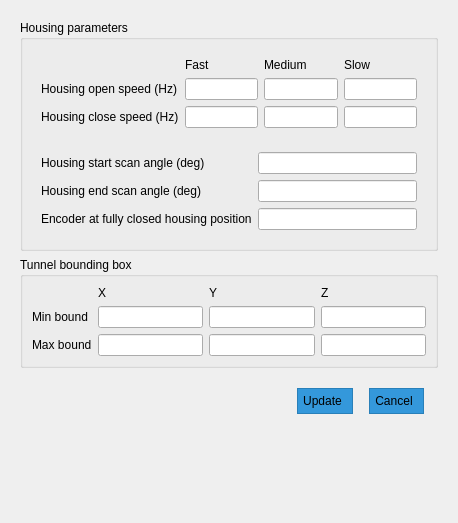
Above: qt5_ui/setting_page.ui from jacondv/intelijet_v2 before the change. Below: the same form after it.
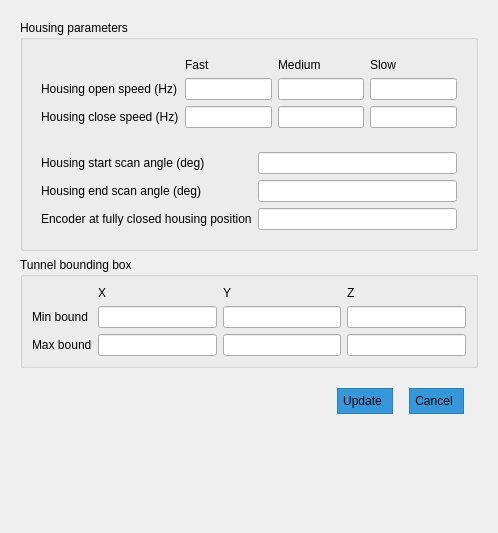
That is the form after the change.

Patch:
```diff
--- a/qt5_ui/setting_page.ui
+++ b/qt5_ui/setting_page.ui
@@ -6,8 +6,8 @@
    <rect>
     <x>0</x>
     <y>0</y>
-    <width>458</width>
-    <height>523</height>
+    <width>498</width>
+    <height>533</height>
    </rect>
   </property>
   <property name="minimumSize">
@@ -18,7 +18,7 @@
   </property>
   <property name="maximumSize">
    <size>
-    <width>500</width>
+    <width>16777215</width>
     <height>700</height>
    </size>
   </property>
@@ -47,12 +47,6 @@
      <layout class="QVBoxLayout" name="verticalLayout_2">
       <item>
        <widget class="QGroupBox" name="groupBox">
-        <property name="maximumSize">
-         <size>
-          <width>1000</width>
-          <height>350</height>
-         </size>
-        </property>
         <property name="title">
          <string>Housing parameters</string>
         </property>
@@ -157,12 +151,6 @@
       </item>
       <item>
        <widget class="QGroupBox" name="groupBox_2">
-        <property name="maximumSize">
-         <size>
-          <width>1000</width>
-          <height>200</height>
-         </size>
-        </property>
         <property name="title">
          <string>Tunnel bounding box</string>
         </property>
```
